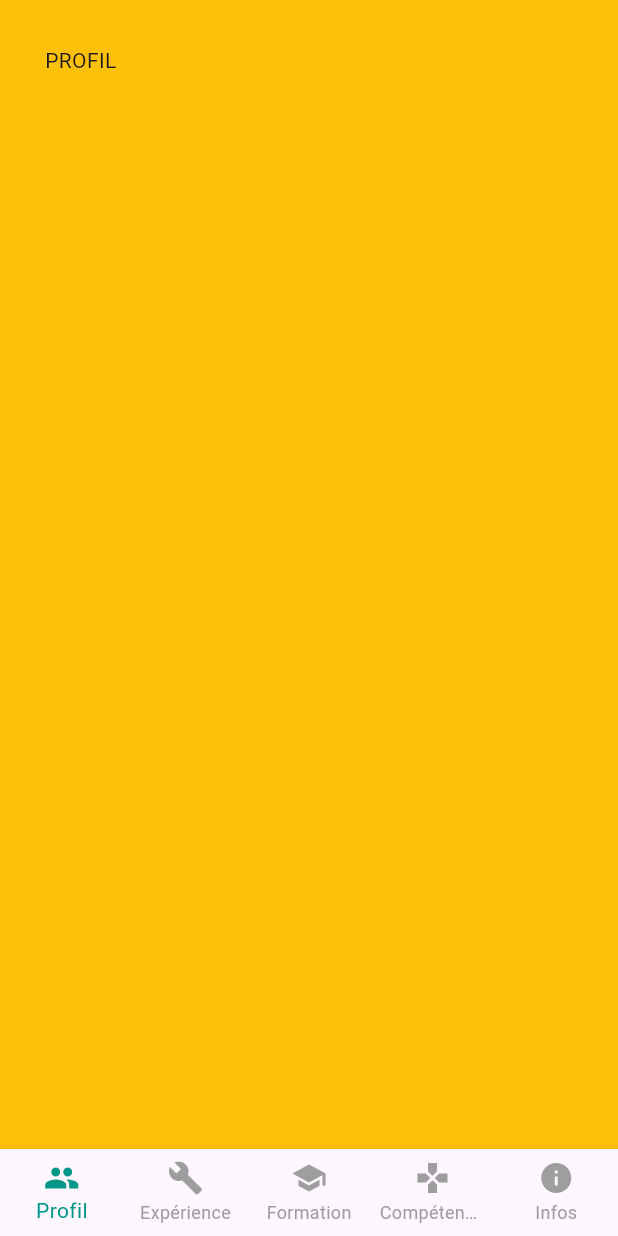
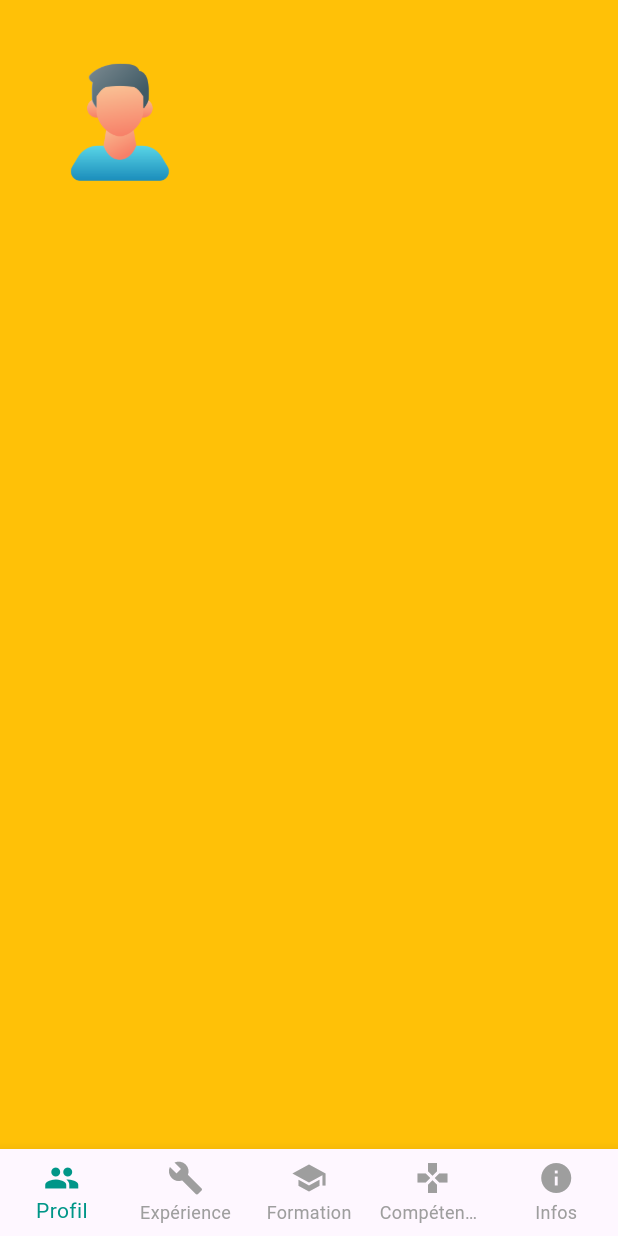
Before and after one commit to remimoul/cv-flutter, a Flutter app: the screen it shows after launch, on a phone screen of 412 x 824 dp. Run offline on Flutter 3.47's test engine with Material 3 defaults, Android fonts, the light colour scheme and no system bars.

Commit message:
feat: Add device screen to main app and update profil screen
- Added the device screen to the main app
- Updated the profil screen to display a profile picture

```diff
--- a/lib/screen/device.dart
+++ b/lib/screen/device.dart
@@ -13,11 +13,11 @@ class DeviceScreen extends StatefulWidget {
 class _DeviceScreenState extends State<DeviceScreen> {
   int _currentIndex = 0;
   final List<Widget> _screenList = [
-    ProfilScreen(),
-    ExperienceScreen(),
-    FormationScreen(),
-    SkillScreen(),
-    InfoScreen(),
+    const ProfilScreen(),
+    const ExperienceScreen(),
+    const FormationScreen(),
+    const SkillScreen(),
+    const InfoScreen(),
   ];
 
   @override
--- a/lib/screen/profil.dart
+++ b/lib/screen/profil.dart
@@ -5,12 +5,22 @@ class ProfilScreen extends StatelessWidget {
   const ProfilScreen({super.key});
   @override
   Widget build(BuildContext context) {
-    return const SingleChildScrollView(
+    return SingleChildScrollView(
         padding: EdgeInsets.all(30),
         child: Column(
           crossAxisAlignment: CrossAxisAlignment.start,
           children: [
-            Text('PROFIL'),
+            Container(
+              width: 100,
+              height: 100,
+              decoration: BoxDecoration(
+                shape: BoxShape.circle,
+                image: DecorationImage(
+                  image: AssetImage('assets/1.png'),
+                  fit: BoxFit.fill,
+                ),
+              ),
+            ),
           ],
         ));
   }
--- a/pubspec.yaml
+++ b/pubspec.yaml
@@ -17,3 +17,5 @@ dev_dependencies:
 
 flutter:
   uses-material-design: true
+  assets:
+    - assets/
```
Also changed, not shown: assets/1.png (added).
